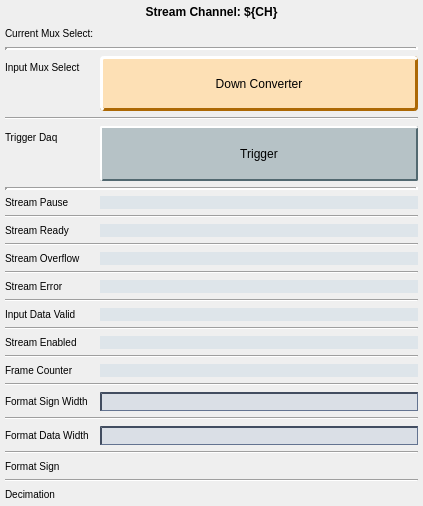
Old version of the form individuals/down_converter_ch_stream.ui in the repository cristinasewell/ATCA_PyDM_Screens.
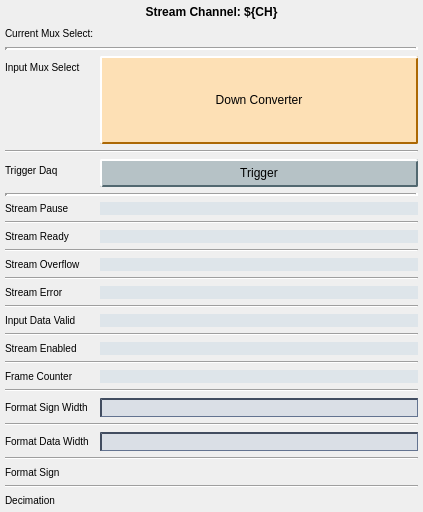
New version of the form. Custom widgets are drawn as their Qt base class.

```diff
--- a/individuals/down_converter_ch_stream.ui
+++ b/individuals/down_converter_ch_stream.ui
@@ -7,7 +7,7 @@
     <x>0</x>
     <y>0</y>
     <width>423</width>
-    <height>506</height>
+    <height>512</height>
    </rect>
   </property>
   <property name="sizePolicy">
@@ -148,6 +148,12 @@
          <verstretch>0</verstretch>
         </sizepolicy>
        </property>
+       <property name="minimumSize">
+        <size>
+         <width>0</width>
+         <height>24</height>
+        </size>
+       </property>
        <property name="toolTip">
         <string/>
        </property>
@@ -156,11 +162,9 @@
     background-color: rgb(253,224,181);
     border-color: rgb(253,224,181) rgb(172,104,4) rgb(172,104,4) rgb(253,224,181);
     border-style: outset;
-    border-radius: 4px;
-    border-width: 3px; 
-}
-QPushButton:flat {
-    border: none; /* no border for a flat push button */
+    border-radius: 2px;
+    border-width: 2px; 
+    padding: 5px;
 }
 QPushButton:hover {
    background-color: rgb(233,204,161);
@@ -169,6 +173,23 @@
     background-color: rgb(233,204,161);
     border-style: inset;
     border-width: 3px;
+	border-color: rgb(32,86,73);
+}
+QPushButton:checked{
+    background-color: rgb(104,198,176);
+    border-style: inset;
+    border-width: 3px;
+	border-color: rgb(82, 104, 112)  rgb(182, 204, 212) rgb(182,204,212) rgb(82, 104, 112) ;
+}
+
+QLineEdit {
+  background-color: rgb(218,223,230);
+  border-color: rgb(66,77,96);
+  border-style: inset;
+  border-width: 2px 1px 1px 2px;
+}
+QLabel {
+  font-size: 10px;
 }</string>
        </property>
        <property name="text">
@@ -214,11 +235,17 @@
      <item row="4" column="1">
       <widget class="PyDMPushButton" name="PyDMPushButton_5">
        <property name="sizePolicy">
-        <sizepolicy hsizetype="Minimum" vsizetype="Expanding">
+        <sizepolicy hsizetype="Preferred" vsizetype="Preferred">
          <horstretch>0</horstretch>
          <verstretch>0</verstretch>
         </sizepolicy>
        </property>
+       <property name="minimumSize">
+        <size>
+         <width>0</width>
+         <height>0</height>
+        </size>
+       </property>
        <property name="toolTip">
         <string/>
        </property>
@@ -584,6 +611,12 @@
      </item>
      <item row="20" column="1">
       <widget class="PyDMLineEdit" name="PyDMLineEdit">
+       <property name="sizePolicy">
+        <sizepolicy hsizetype="Preferred" vsizetype="Preferred">
+         <horstretch>0</horstretch>
+         <verstretch>0</verstretch>
+        </sizepolicy>
+       </property>
        <property name="toolTip">
         <string/>
        </property>
@@ -619,6 +652,12 @@
      </item>
      <item row="22" column="1">
       <widget class="PyDMLineEdit" name="PyDMLineEdit_2">
+       <property name="sizePolicy">
+        <sizepolicy hsizetype="Preferred" vsizetype="Preferred">
+         <horstretch>0</horstretch>
+         <verstretch>0</verstretch>
+        </sizepolicy>
+       </property>
        <property name="toolTip">
         <string/>
        </property>
```
Left out of the diff: 2 changed lines with no effect on the pictures.
